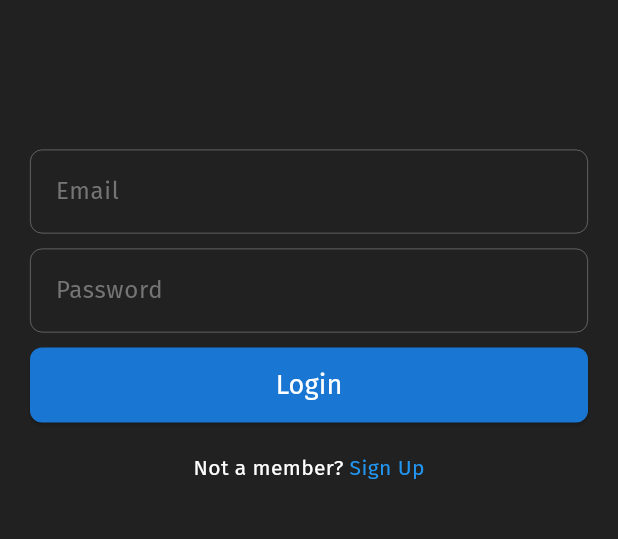
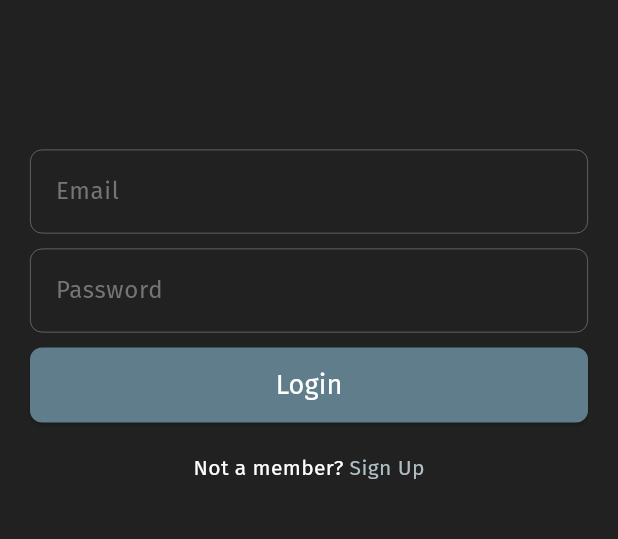
Before and after one commit to abrarshahok/Connect-Hub, a Flutter app: the screen it shows after launch, on a phone screen of 412 x 824 dp, the part 236-775 px from its top. Run offline on Flutter 3.47's test engine with Material 3 defaults, Android fonts, the phone set to English and light mode, and no system bars; our stand-ins replace bloc, cached_network_image, cloud_firestore, firebase_auth, firebase_core, firebase_storage and 4 more; accounts and stored records are empty.

Commit message:
Changed some colors

```diff
--- a/lib/constants/constants.dart
+++ b/lib/constants/constants.dart
@@ -10,8 +10,8 @@ class MyColors {
   static Color primaryColor = Colors.grey[900]!;
   static Color secondaryColor = Colors.white;
   static Color tercharyColor = Colors.grey[600]!;
-  static Color buttonColor1 = Colors.blue.shade700;
-  static Color buttonColor2 = Colors.blue.shade500;
+  static Color buttonColor1 = Colors.blueGrey;
+  static Color buttonColor2 = Colors.blueGrey.shade200;
 }
 
 class MyFonts {
```
